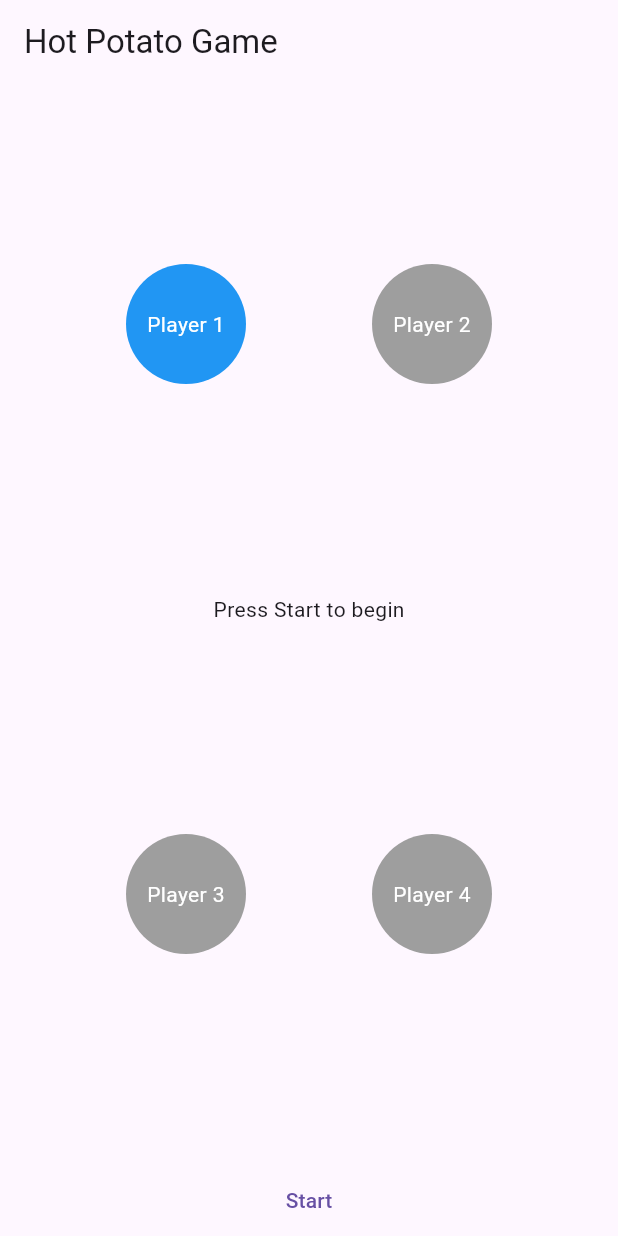
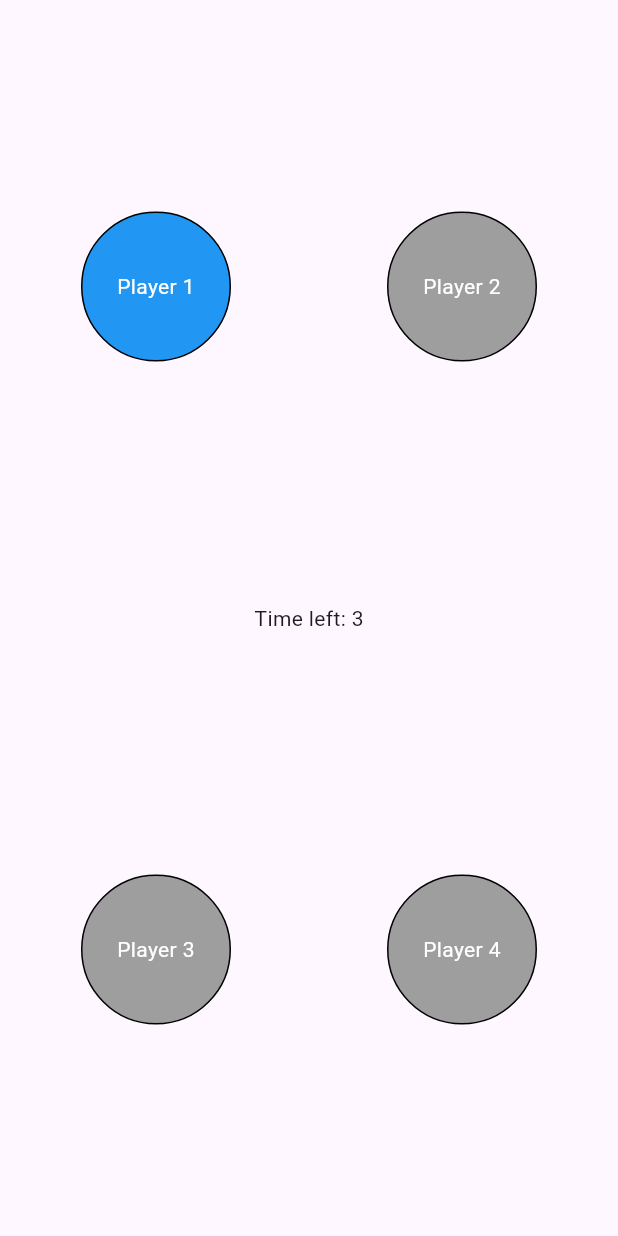
Before and after one commit to D1stress29/Hot_Potato_Game, a Flutter app: the screen it shows after launch, on a phone screen of 412 x 824 dp. Run offline on Flutter 3.47's test engine with Material 3 defaults, Android fonts, the light colour scheme and no system bars; our stand-ins replace audioplayers.

Commit message:
odstranjeni gumbi

```diff
--- a/lib/main.dart
+++ b/lib/main.dart
@@ -1,5 +1,6 @@
 import 'dart:async';
 import 'package:flutter/material.dart';
+import 'package:audioplayers/audioplayers.dart';
 
 void main() {
   runApp(HotPotatoGame());
@@ -21,58 +22,59 @@
 }
 
 class _GameScreenState extends State<GameScreen> {
-  late Timer _timer;
-  int _timerDuration = 10; // in seconds
-  bool _gameStarted = false;
-  int _currentPlayerIndex = 0;
+  late Timer timer;
+  int timerDuration = 10;
+  bool gameStarted = false;
+  int currentPlayerIndex = 0;
+  //spremenljivke za igro
+  AudioCache audioCache = AudioCache();
+  //inicializacija zvoka
 
-  List<String> _players = [
+  List<String> players = [
     'Player 1',
     'Player 2',
     'Player 3',
     'Player 4',
+    //seznam igralcev
   ];
 
-  void _startGame() {
+  void startGame() {
     setState(() {
-      _gameStarted = true;
-      _timer = Timer.periodic(Duration(seconds: 1), (timer) {
+      //začetek igre (uporabljeno v gumbu start)
+      gameStarted = true;
+      timer = Timer.periodic(Duration(seconds: 1), (timer) {
         setState(() {
-          if (_timerDuration > 0) {
-            _timerDuration--;
+          if (timerDuration > 0) {
+            timerDuration--;
+            //nastavljeno odštevanje števca
           } else {
-            _endGame();
+            endGame();
           }
         });
       });
     });
   }
 
-  void _passPotato() {
-    // Logic for passing potato to the next player
-    // For simplicity, just increment player index
-    _currentPlayerIndex = (_currentPlayerIndex + 1) % _players.length;
-     // Reset the timer when passing the potato
-  }
-
-  void _endGame() {
-    _timer.cancel();
-    // Determine the losing player and display a message
+  void endGame() {
+    // koda za prekinitev igre
+    timer.cancel();
     showDialog(
       context: context,
       builder: (BuildContext context) {
         return AlertDialog(
           title: Text('Game Over'),
-          content: Text('${_players[_currentPlayerIndex]} lost!'),
+          content: Text('${players[currentPlayerIndex]} lost!'),
+          //izpiše igralca, ki je izgubil življenje
           actions: [
             TextButton(
               child: Text('OK'),
               onPressed: () {
                 Navigator.of(context).pop();
                 setState(() {
-                  _gameStarted = false;
-                  _timerDuration = 10;
-                  _currentPlayerIndex = 0;
+                  gameStarted = false;
+                  timerDuration = 10;
+                  currentPlayerIndex = 0;
+                  //ponastavi igro
                 });
               },
             ),
@@ -82,13 +84,52 @@
     );
   }
 
+  @override
+void initState() {
+  super.initState();
+  // Metoda, ki se kliče po ustvarjanju State
+  startGameOnTap();
+}
+
+void startGameOnTap() {
+
+  setState(() {
+    if (!gameStarted) {
+      startGame();
+      // Žačetek igre ob kliku ekrana, če igra že ni zagnana
+    }
+  });
+}
+
+
+  void passPotato() {
+    setState(() {
+    currentPlayerIndex = (currentPlayerIndex + 1) % players.length;
+    });
+    // koda za pošiljanje paketa
+    //uporabimo setState, da se igralec posodobi takoj in ne čakamo na naslednji klic build funkcije
+  }
+
 Widget _buildPlayerCircle(String playerName, Color color, bool isActivePlayer) {
   return Container(
-      width: 80,
-      height: 80,
+    width: 100,
+    height: 100,
+    margin: EdgeInsets.all(50),
+    child: GestureDetector(
+      //metoda za prepoznavanje dotika
+      onTap: () {
+        if (gameStarted && isActivePlayer) {
+          passPotato();
+          //ob zaznanem dotiku kroga igralca se pošlje paket
+        }
+      },
+      child: Container(
+        width: 100,
+        height: 100,
         decoration: BoxDecoration(
           shape: BoxShape.circle,
           color: isActivePlayer ? color : Colors.grey,
+          border: Border.all(color: Colors.black, width: 1),
         ),
         child: Center(
           child: Text(
@@ -97,24 +138,31 @@
             style: TextStyle(color: Colors.white),
           ),
         ),
+      ),
+    ),
   );
 }
+
+
+
+
 
   @override
   Widget build(BuildContext context) {
     return Scaffold(
-      appBar: AppBar(
-        title: Text('Hot Potato Game'),
-      ),
+
       body: Center(
+        child: GestureDetector(
+          onTap: startGameOnTap,
+          //zažene funkcijo startGameOnTap ob kliku ekrana
         child: Column(
           mainAxisAlignment: MainAxisAlignment.center,
           children: <Widget>[
             Expanded(
               child: Row(
                 mainAxisAlignment: MainAxisAlignment.spaceEvenly,
-                children: _players
-                    .sublist(0, _players.length ~/ 2)
+                children: players
+                    .sublist(0, players.length ~/ 2)
                     .map((player) => _buildPlayerCircle(
                         player,
                         player == 'Player 1'
@@ -124,20 +172,22 @@
                         : player == 'Player 3'
                         ? Colors.green
                         : Colors.yellow,
-                        _currentPlayerIndex == _players.indexOf(player)))
+                        //izbira barve glede na igralca
+                        currentPlayerIndex == players.indexOf(player)))
                     .toList(),
               ),
             ),
             SizedBox(height: 20),
             Text(
-              _gameStarted ? 'Time left: $_timerDuration' : 'Press Start to begin',
+              gameStarted ? 'Time left: $timerDuration' : 'Press HERE to begin',
+              //prikaz časa
             ),
             SizedBox(height: 20),
             Expanded(
               child: Row(
                 mainAxisAlignment: MainAxisAlignment.spaceEvenly,
-                children: _players
-                    .sublist(_players.length ~/ 2)
+                children: players
+                    .sublist(players.length ~/ 2)
                     .map((player) => _buildPlayerCircle(
                         player,
                         player == 'Player 1'
@@ -147,31 +197,18 @@
                         : player == 'Player 3'
                         ? Colors.green
                         : Colors.yellow,
-                        _currentPlayerIndex == _players.indexOf(player)))
+
+                        currentPlayerIndex == players.indexOf(player)))
                     .toList(),
               ),
             ),
-            SizedBox(height: 20),
-            if (!_gameStarted)
-              TextButton(
-                onPressed: _startGame,
-                child: Text('Start'),
-              )
-            else
-              TextButton(
-                onPressed: _passPotato,
-                child: Text('Pass Potato'),
-                style: ButtonStyle(
-                  backgroundColor: MaterialStateProperty.all<Color>(
-                    _currentPlayerIndex == 0 ? Colors.blue :
-                    _currentPlayerIndex == 1 ? Colors.red :
-                    _currentPlayerIndex == 2 ? Colors.green : Colors.yellow,
-                  ),
-                ),
-              ),
+
+
+
             ],
           ),
         ),
+      )
     );
   }
 }
```
Also changed, not shown: pubspec.yaml (+6 -2 lines), pubspec.lock, 6 other files. Lines whose indentation alone changed are shown as unchanged.
